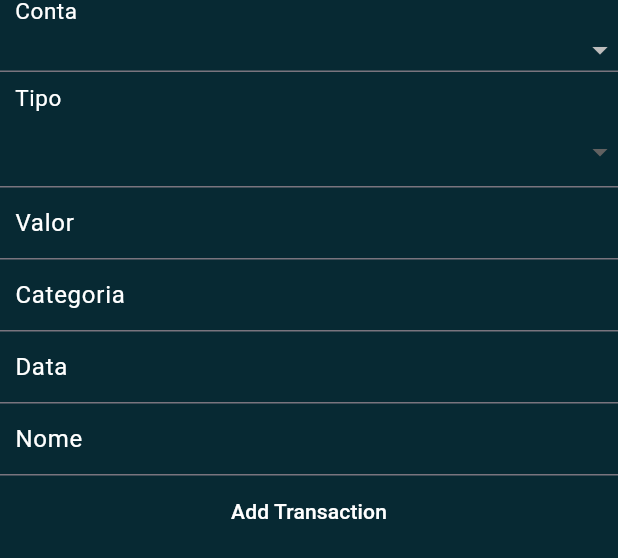
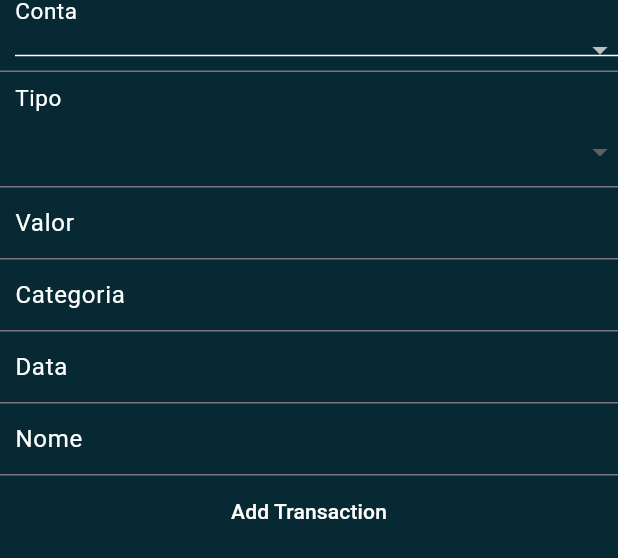
Before and after one commit to InVelop/invelop-app, a Flutter app: the TransactionModal widget shown alone on an empty page, opened directly with empty values, on a phone screen of 412 x 824 dp. Shown: the top 558 px of the screen. Run offline on Flutter 3.47's test engine with Material 3 defaults, Android fonts, the phone set to English and light mode, and no system bars; our stand-ins replace cloud_firestore, firebase_auth, firebase_core; accounts and stored records are empty.

Commit message:
fix: adjust dropwdown layout

```diff
--- a/lib/widgets/transactions/transaction_modal.dart
+++ b/lib/widgets/transactions/transaction_modal.dart
@@ -85,24 +85,36 @@ class _TransactionModalState extends State<TransactionModal> {
                       ),
                       contentPadding: EdgeInsets.only(left: 10),
                     ),
-                    child: DropdownButtonHideUnderline(
-                      child: DropdownButton<String>(
-                        value: _accountName.text.isEmpty
-                            ? null
-                            : _accountName.text,
+                    child: DropdownButton(
+                      isExpanded: true,
+                      style: const TextStyle(color: InVelopColors.text),
+                      value:
+                          _accountName.text.isEmpty ? null : _accountName.text,
+                      underline: Container(
+                        height: 1,
+                        color: InVelopColors.text,
+                      ),
+                      selectedItemBuilder: (BuildContext context) {
+                        return widget.accounts!.map((item) {
+                          return Padding(
+                            padding: const EdgeInsets.symmetric(vertical: 16.0),
+                            child: Text(
+                              item.name,
+                              style: const TextStyle(color: InVelopColors.text),
+                            ),
+                          );
+                        }).toList();
+                      },
                       items: widget.accounts?.map((account) {
                         return DropdownMenuItem<String>(
                             value: account.name,
                             child: Text(account.name,
                                 style: const TextStyle(
-                                      color: InVelopColors.text)));
+                                    color: InVelopColors.dark)));
                       }).toList(),
-                        onChanged: (value) {
-                          setState(() {
-                            _accountName.text = value!;
-                          });
+                      onChanged: (value) => {
+                        setState(() => _accountName.text = value!),
                       },
-                      ),
                     ),
                   ),
                   InputDecorator(
@@ -114,6 +126,20 @@ class _TransactionModalState extends State<TransactionModal> {
                     ),
                     child: DropdownButtonHideUnderline(
                       child: DropdownButton<String>(
+                        value: _type.text.isEmpty ? null : _type.text,
+                        selectedItemBuilder: (BuildContext context) {
+                          return  <String>['Receita', 'Despesa'].map((item) {
+                            return Padding(
+                              padding:
+                                  const EdgeInsets.symmetric(vertical: 16.0),
+                              child: Text(
+                                item,
+                                style:
+                                    const TextStyle(color: InVelopColors.text),
+                              ),
+                            );
+                          }).toList();
+                        },
                         items:
                             <String>['Receita', 'Despesa'].map((String value) {
                           return DropdownMenuItem<String>(
@@ -122,7 +148,7 @@ class _TransactionModalState extends State<TransactionModal> {
                           );
                         }).toList(),
                         onChanged: (value) {
-                          _type.text = value!;
+                          setState(() => _type.text = value!);
                         },
                       ),
                     ),
```
Also changed, not shown: lib/widgets/transactions/no_transactions.dart (+13 -6 lines). Lines whose indentation alone changed are shown as unchanged.
